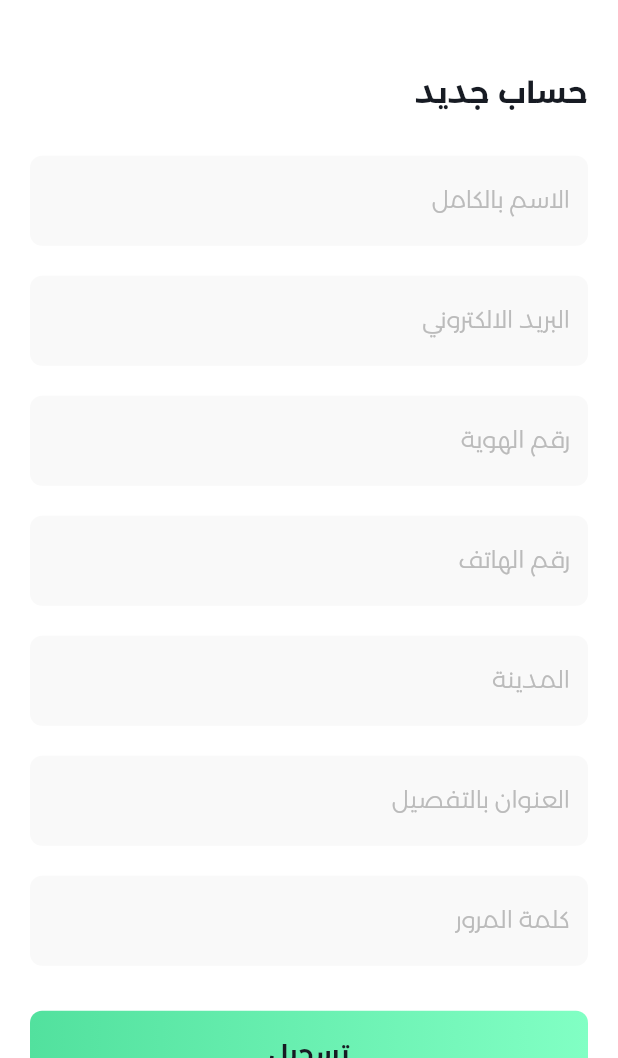
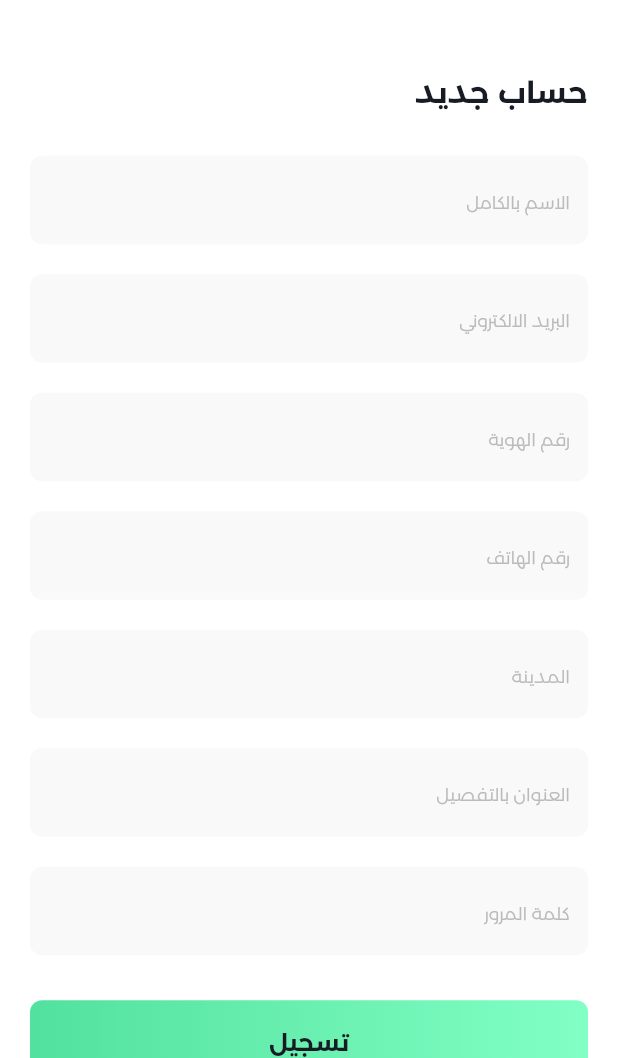
Before and after one commit to mohammad-dc/Fertilizer-Pin, a Flutter app: the screen it shows after launch, on a phone screen of 412 x 824 dp, the part 178-1236 px from its top. Run offline on Flutter 3.47's test engine with Material 2 defaults, Android fonts, the phone set to English and light mode, and no system bars; our stand-ins replace get.

Commit message:
change font size to 12 for formField widget

```diff
--- a/lib/widgets/Form_Field.dart
+++ b/lib/widgets/Form_Field.dart
@@ -25,8 +25,8 @@ class FertilizerFormField extends StatelessWidget {
               borderSide: BorderSide(color: Colors.transparent),
               borderRadius: BorderRadius.circular(8)),
           hintText: hintText,
-          hintStyle:
-              TextStyle(color: HINT_COLOR, fontFamily: 'Montserrat-Light'),
+          hintStyle: TextStyle(
+              color: HINT_COLOR, fontFamily: 'Montserrat-Light', fontSize: 12),
           filled: true,
           fillColor: GREY_LIGHT_COLOR),
     );
```
Also changed, not shown: lib/common/colors.dart (+10 -0 lines).
